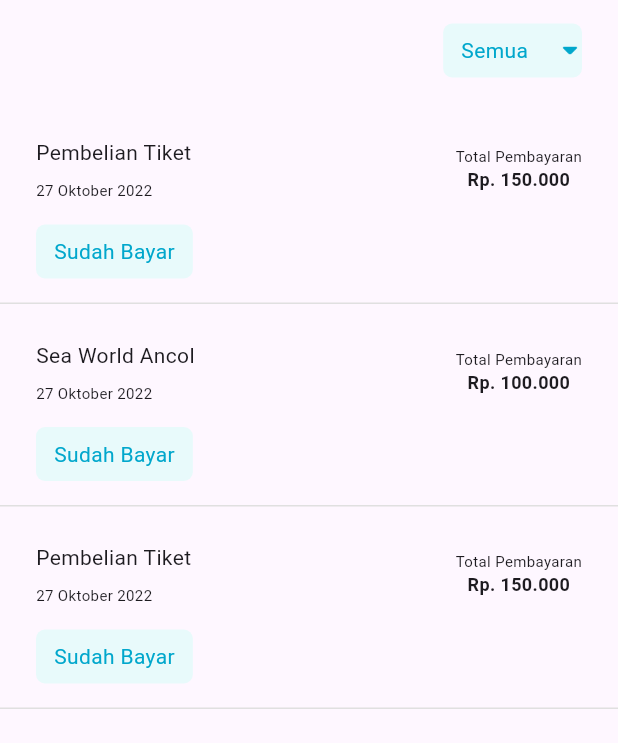
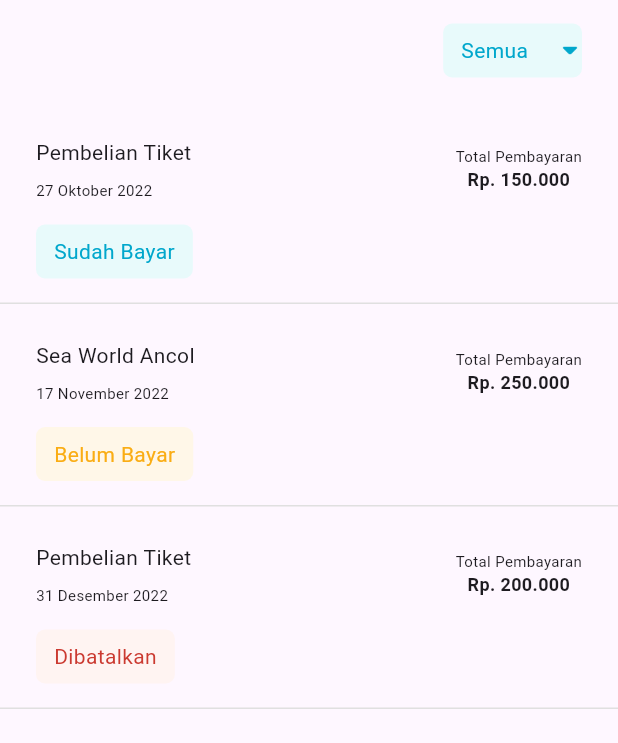
Before and after one commit to RezkiArifin/project_ancol, a Flutter app: the TiketSayaScreen screen opened directly, after a tap on "Riwayat Pembayaran", on a phone screen of 412 x 824 dp, the part 110-853 px from its top. Run offline on Flutter 3.47's test engine with Material 2 defaults, Android fonts, the phone set to English and light mode, and no system bars; our stand-ins replace carousel_slider, google_fonts, syncfusion_flutter_datepicker.

Commit message:
update tiket & riwayat

```diff
--- a/lib/screens/tiket_saya_screen.dart
+++ b/lib/screens/tiket_saya_screen.dart
@@ -11,6 +11,36 @@ class TiketSayaScreen extends StatefulWidget {
 
 class _TiketSayaScreenState extends State<TiketSayaScreen> {
   int _selectedIndex = 0;
+
+  List<TiketModel> datas = [
+    TiketModel(
+        pesanan: "Pesanan #20221027001",
+        waktu: "27 Oktober 2022",
+        mobil: "1 Mobil",
+        dewasa: "2 Dewasa",
+        anak: "1 Anak",
+        total: "Rp. 150.000",
+        namaTiket: "Pembelian Tiket",
+        status: "Sudah Bayar"),
+    TiketModel(
+        pesanan: "Pesanan #20221027002",
+        waktu: "17 November 2022",
+        mobil: "1 Mobil",
+        dewasa: "3 Dewasa",
+        anak: "2 Anak",
+        total: "Rp. 250.000",
+        namaTiket: "Sea World Ancol",
+        status: "Belum Bayar"),
+    TiketModel(
+        pesanan: "Pesanan #20221027003",
+        waktu: "31 Desember 2022",
+        mobil: "1 Mobil",
+        dewasa: "2 Dewasa",
+        anak: "3 Anak",
+        total: "Rp. 200.000",
+        namaTiket: "Pembelian Tiket",
+        status: "Dibatalkan"),
+  ];
 
   Widget _buttonBuilder(Widget selectedButton, String title, int myIndex) {
     return GestureDetector(
@@ -62,13 +92,28 @@ class _TiketSayaScreenState extends State<TiketSayaScreen> {
                 Row(
                   mainAxisAlignment: MainAxisAlignment.spaceAround,
                   children: [
-                    _buttonBuilder(const TiketWidget(), "Tiket Saya", 0),
                     _buttonBuilder(
-                        const RiwayatScreen(), "Riwayat Pembayaran", 1),
+                        TiketWidget(
+                          datas: datas,
+                        ),
+                        "Tiket Saya",
+                        0),
+                    _buttonBuilder(
+                        RiwayatScreen(
+                          datas: datas,
+                        ),
+                        "Riwayat Pembayaran",
+                        1),
                   ],
                 ),
-                if (_selectedIndex == 0) const TiketWidget(),
-                if (_selectedIndex == 1) const RiwayatScreen(),
+                if (_selectedIndex == 0)
+                  TiketWidget(
+                    datas: datas,
+                  ),
+                if (_selectedIndex == 1)
+                  RiwayatScreen(
+                    datas: datas,
+                  ),
               ],
             ),
           ],
@@ -77,3 +122,25 @@ class _TiketSayaScreenState extends State<TiketSayaScreen> {
     );
   }
 }
+
+class TiketModel {
+  final String? pesanan;
+  final String? waktu;
+  final String? mobil;
+  final String? dewasa;
+  final String? anak;
+  final String? total;
+  final String? namaTiket;
+  final String? status;
+
+  TiketModel({
+    this.pesanan,
+    this.waktu,
+    this.mobil,
+    this.dewasa,
+    this.anak,
+    this.total,
+    this.namaTiket,
+    this.status,
+  });
+}
--- a/lib/widget/riwayat_widget.dart
+++ b/lib/widget/riwayat_widget.dart
@@ -1,30 +1,21 @@
+// ignore_for_file: public_member_api_docs, sort_constructors_first
 import 'package:flutter/material.dart';
 
+import '../screens/tiket_saya_screen.dart';
+
 class RiwayatScreen extends StatefulWidget {
-  const RiwayatScreen({super.key});
+  const RiwayatScreen({
+    Key? key,
+    required this.datas,
+  }) : super(key: key);
+
+  final List<TiketModel> datas;
 
   @override
   State<RiwayatScreen> createState() => _RiwayatScreenState();
 }
 
 class _RiwayatScreenState extends State<RiwayatScreen> {
-  List riwayat = [
-    {
-      "jenis": "Pembelian Tiket",
-      "waktu": "27 Oktober 2022",
-      "total": "Rp. 150.000"
-    },
-    {
-      "jenis": "Sea World Ancol",
-      "waktu": "27 Oktober 2022",
-      "total": "Rp. 100.000"
-    },
-    {
-      "jenis": "Pembelian Tiket",
-      "waktu": "27 Oktober 2022",
-      "total": "Rp. 150.000"
-    },
-  ];
   @override
   Widget build(BuildContext context) {
     return Column(
@@ -71,7 +62,7 @@ class _RiwayatScreenState extends State<RiwayatScreen> {
         ),
         Wrap(
           children: List.generate(
-            riwayat.length,
+            widget.datas.length,
             (index) => Column(
               children: [
                 Padding(
@@ -87,11 +78,11 @@ class _RiwayatScreenState extends State<RiwayatScreen> {
                             Column(
                               crossAxisAlignment: CrossAxisAlignment.start,
                               children: [
-                                Text(riwayat[index]["jenis"]),
+                                Text(widget.datas[index].namaTiket.toString()),
                                 const SizedBox(
                                   height: 8,
                                 ),
-                                Text(riwayat[index]["waktu"],
+                                Text(widget.datas[index].waktu.toString(),
                                     style: const TextStyle(
                                         fontSize: 10,
                                         fontWeight: FontWeight.w400))
@@ -105,7 +96,7 @@ class _RiwayatScreenState extends State<RiwayatScreen> {
                                       fontSize: 10,
                                       fontWeight: FontWeight.w400),
                                 ),
-                                Text(riwayat[index]["total"],
+                                Text(widget.datas[index].total.toString(),
                                     style: const TextStyle(
                                         fontSize: 12,
                                         fontWeight: FontWeight.w600)),
@@ -120,15 +111,30 @@ class _RiwayatScreenState extends State<RiwayatScreen> {
                       Container(
                         decoration: BoxDecoration(
                           borderRadius: BorderRadius.circular(6),
-                          color: const Color(0xFFE8FAFB),
+                          color: (widget.datas[index].status == "Sudah Bayar")
+                              ? const Color(0xFFE8FAFB)
+                              : (widget.datas[index].status == "Belum Bayar")
+                                  ? const Color(0xffFFF7E8)
+                                  : (widget.datas[index].status == "Dibatalkan")
+                                      ? const Color(0xffFFF4F2)
+                                      : const Color(0xFFE8FAFB),
                         ),
-                        child: const Padding(
-                          padding:
-                              EdgeInsets.symmetric(horizontal: 12, vertical: 8),
+                        child: Padding(
+                          padding: const EdgeInsets.symmetric(
+                              horizontal: 12, vertical: 8),
                           child: Text(
-                            "Sudah Bayar",
+                            widget.datas[index].status.toString(),
                             style: TextStyle(
-                              color: Color(0xFF01A7CC),
+                              color:
+                                  (widget.datas[index].status == "Sudah Bayar")
+                                      ? const Color(0xFF01A7CC)
+                                      : (widget.datas[index].status ==
+                                              "Belum Bayar")
+                                          ? const Color(0xffFAAD14)
+                                          : (widget.datas[index].status ==
+                                                  "Dibatalkan")
+                                              ? const Color(0xffCB3A31)
+                                              : const Color(0xFF01A7CC),
                             ),
                           ),
                         ),
@@ -139,7 +145,7 @@ class _RiwayatScreenState extends State<RiwayatScreen> {
                     ],
                   ),
                 ),
-                if (riwayat.length > 1)
+                if (widget.datas.length > 1)
                   Divider(
                     color: Colors.grey[300],
                     height: 1,
--- a/lib/widget/tiket_widget.dart
+++ b/lib/widget/tiket_widget.dart
@@ -1,40 +1,20 @@
+// ignore_for_file: public_member_api_docs, sort_constructors_first
 import 'package:flutter/material.dart';
 
+import '../screens/tiket_saya_screen.dart';
+
 class TiketWidget extends StatefulWidget {
-  const TiketWidget({super.key});
+  const TiketWidget({
+    Key? key,
+    required this.datas,
+  }) : super(key: key);
 
+  final List<TiketModel> datas;
   @override
   State<TiketWidget> createState() => _TiketWidgetState();
 }
 
 class _TiketWidgetState extends State<TiketWidget> {
-  List datas = [
-    {
-      "Pesanan": "Pesanan #20221027001",
-      "waktu": "27 Oktober 2022",
-      "mobil": "1 Mobil",
-      "dewasa": "2 Dewasa",
-      "anak": "1 Anak",
-      "total": "Rp. 150.000"
-    },
-    {
-      "Pesanan": "Pesanan #20221027002",
-      "waktu": "17 November 2022",
-      "mobil": "1 Mobil",
-      "dewasa": "3 Dewasa",
-      "anak": "2 Anak",
-      "total": "Rp. 250.000"
-    },
-    {
-      "Pesanan": "Pesanan #20221027003",
-      "waktu": "31 Desember 2022",
-      "mobil": "1 Mobil",
-      "dewasa": "2 Dewasa",
-      "anak": "3 Anak",
-      "total": "Rp. 200.000"
-    },
-  ];
-
   @override
   Widget build(BuildContext context) {
     return Padding(
@@ -43,7 +23,7 @@ class _TiketWidgetState extends State<TiketWidget> {
         children: <Widget>[
           Wrap(
             children: List.generate(
-              datas.length,
+              widget.datas.length,
               (index) => Column(
                 children: [
                   Padding(
@@ -56,8 +36,8 @@ class _TiketWidgetState extends State<TiketWidget> {
                           child: Row(
                             mainAxisAlignment: MainAxisAlignment.spaceBetween,
                             children: [
-                              Text(datas[index]["Pesanan"].toString()),
-                              Text(datas[index]["waktu"].toString())
+                              Text(widget.datas[index].pesanan.toString()),
+                              Text(widget.datas[index].waktu.toString())
                             ],
                           ),
                         ),
@@ -71,7 +51,7 @@ class _TiketWidgetState extends State<TiketWidget> {
                             ),
                             Padding(
                               padding: const EdgeInsets.only(left: 8),
-                              child: Text(datas[index]["mobil"].toString()),
+                              child: Text(widget.datas[index].mobil.toString()),
                             ),
                             const SizedBox(
                               width: 16,
@@ -83,7 +63,8 @@ class _TiketWidgetState extends State<TiketWidget> {
                             ),
                             Padding(
                               padding: const EdgeInsets.only(left: 8),
-                              child: Text(datas[index]["dewasa"].toString()),
+                              child:
+                                  Text(widget.datas[index].dewasa.toString()),
                             ),
                             const SizedBox(
                               width: 16,
@@ -95,7 +76,7 @@ class _TiketWidgetState extends State<TiketWidget> {
                             ),
                             Padding(
                               padding: const EdgeInsets.only(left: 8),
-                              child: Text(datas[index]["anak"].toString()),
+                              child: Text(widget.datas[index].anak.toString()),
                             ),
                           ],
                         ),
@@ -126,24 +107,45 @@ class _TiketWidgetState extends State<TiketWidget> {
                           mainAxisAlignment: MainAxisAlignment.spaceBetween,
                           children: [
                             const Text("Total Pembayaran"),
-                            Text(datas[index]["total"].toString())
+                            Text(widget.datas[index].total.toString())
                           ],
                         ),
                         const SizedBox(
                           height: 24,
                         ),
-                        Row(
-                          mainAxisAlignment: MainAxisAlignment.spaceBetween,
+                        (widget.datas[index].status == "Dibatalkan")
+                            ? Container(
+                                width: double.infinity,
+                                height: 42,
+                                decoration: BoxDecoration(
+                                  borderRadius: BorderRadius.circular(6),
+                                  color: const Color(0XFFEEF7EE),
+                                ),
+                                child: const Center(
+                                  child: Text(
+                                    "Detail",
+                                    style: TextStyle(
+                                        fontSize: 12,
+                                        fontWeight: FontWeight.w600,
+                                        color: Color(0xff01A7CC)),
+                                  ),
+                                ),
+                              )
+                            : Row(
+                                mainAxisAlignment:
+                                    MainAxisAlignment.spaceBetween,
                                 children: [
                                   SizedBox(
                                     child: ElevatedButton(
                                       style: ElevatedButton.styleFrom(
-                                  backgroundColor: const Color(0xFF01A7CC),
+                                        backgroundColor:
+                                            const Color(0xFF01A7CC),
                                         shape: RoundedRectangleBorder(
-                                    borderRadius: BorderRadius.circular(6),
+                                          borderRadius:
+                                              BorderRadius.circular(6),
                                         ),
-                                  padding:
-                                      const EdgeInsets.symmetric(horizontal: 6),
+                                        padding: const EdgeInsets.symmetric(
+                                            horizontal: 6),
                                       ),
                                       onPressed: () {},
                                       child: Padding(
@@ -160,7 +162,8 @@ class _TiketWidgetState extends State<TiketWidget> {
                                               padding: EdgeInsets.only(left: 8),
                                               child: Text(
                                                 'QR Kendaraan',
-                                          style: TextStyle(color: Colors.white),
+                                                style: TextStyle(
+                                                    color: Colors.white),
                                               ),
                                             ),
                                           ],
@@ -171,12 +174,14 @@ class _TiketWidgetState extends State<TiketWidget> {
                                   SizedBox(
                                     child: ElevatedButton(
                                       style: ElevatedButton.styleFrom(
-                                  backgroundColor: const Color(0xFF01A7CC),
+                                        backgroundColor:
+                                            const Color(0xFF01A7CC),
                                         shape: RoundedRectangleBorder(
-                                    borderRadius: BorderRadius.circular(6),
+                                          borderRadius:
+                                              BorderRadius.circular(6),
                                         ),
-                                  padding:
-                                      const EdgeInsets.symmetric(horizontal: 6),
+                                        padding: const EdgeInsets.symmetric(
+                                            horizontal: 6),
                                       ),
                                       onPressed: () {},
                                       child: Padding(
@@ -193,7 +198,8 @@ class _TiketWidgetState extends State<TiketWidget> {
                                               padding: EdgeInsets.only(left: 8),
                                               child: Text(
                                                 'QR Pengunjung',
-                                          style: TextStyle(color: Colors.white),
+                                                style: TextStyle(
+                                                    color: Colors.white),
                                               ),
                                             ),
                                           ],
@@ -209,7 +215,7 @@ class _TiketWidgetState extends State<TiketWidget> {
                       ],
                     ),
                   ),
-                  if (datas.length > 1)
+                  if (widget.datas.length > 1)
                     Divider(
                       color: Colors.grey[300],
                       height: 1,
```
Lines whose indentation alone changed are shown as unchanged.
